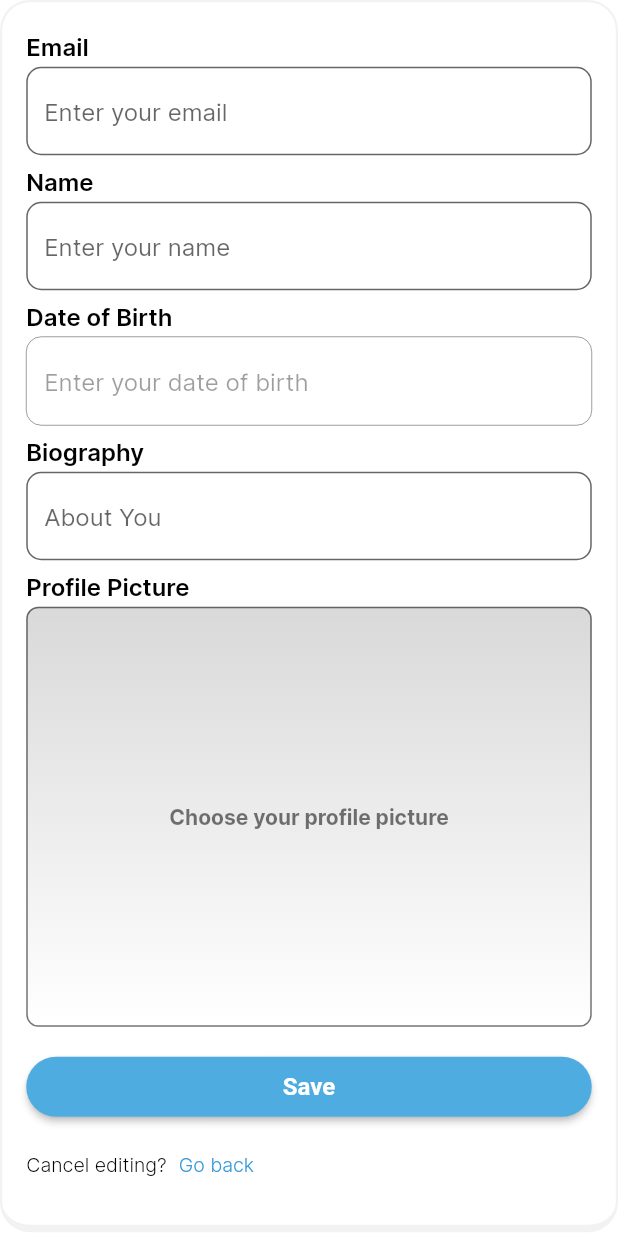
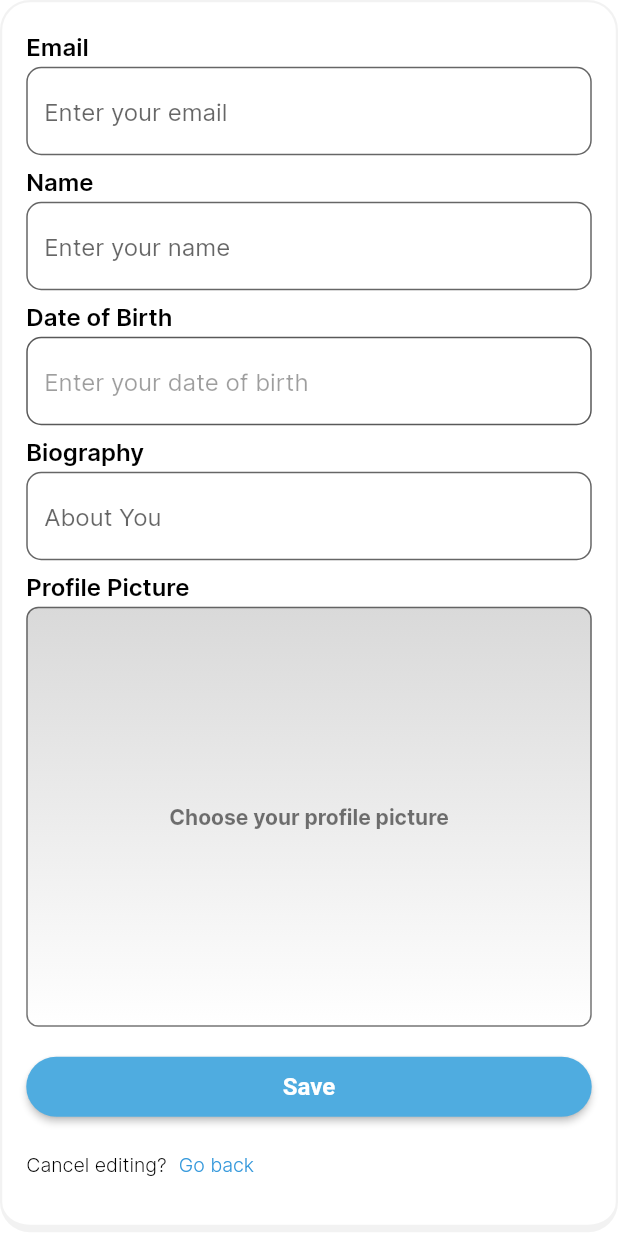
Before and after one commit to DavinTristanIeson/Semester4-PAMFE-UAS, a Flutter app: the EditProfileForm screen opened directly, on a phone screen of 412 x 824 dp. Run offline on Flutter 3.47's test engine with Material 2 defaults, Android fonts, the phone set to English and light mode, and no system bars; drawn by our look-alikes of flutter_form_builder; our stand-ins replace image_picker, objectbox; accounts and stored records are empty; generated files the repository leaves out were written again.

```diff
--- a/lib/components/wrapper/input.dart
+++ b/lib/components/wrapper/input.dart
@@ -138,10 +138,14 @@ class _DateTimeInputFieldState extends State<DateTimeInputField> {
                 controller: _controller,
                 decoration: InputDecoration(
                   hintText: widget.placeholder,
-                  border: BORDER_INPUT,
+                  disabledBorder: BORDER_INPUT.copyWith(
+                      borderSide: BorderSide(
+                          width: 1.0, color: Colors.black.withOpacity(0.65))),
                   fillColor: Colors.white,
                   filled: true,
                 ),
+                style:
+                    const TextStyle(fontSize: FS_EMPHASIS, color: Colors.black),
                 readOnly: true,
               ),
             );
--- a/lib/views/profile/changepassword.dart
+++ b/lib/views/profile/changepassword.dart
@@ -6,6 +6,7 @@ import 'package:provider/provider.dart';
 import 'package:memoir/helpers/constants.dart';
 import '../../components/display/info.dart';
 import '../../components/wrapper/touchable.dart';
+import '../../controller/account.dart';
 import '../../models/app.dart';
 
 class ChangePasswordPage extends StatefulWidget {
@@ -40,6 +41,7 @@ class _ChangePasswordPageState extends State<ChangePasswordPage>
       sendError(context, 'Incorrect current password');
       return;
     }
+    AccountController.update(appState.account!);
 
     state.reset();
     sendSuccess(context, 'Password changed successfully');
```
